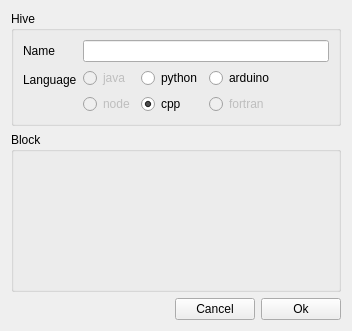
Old version of the form BiiDesigns/newHive.ui in the repository jvgomez/guiicode.
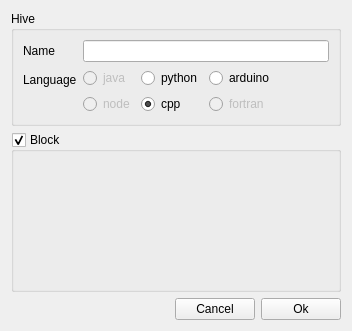
New version of the form.

The edit to the form file:
```diff
--- a/BiiDesigns/newHive.ui
+++ b/BiiDesigns/newHive.ui
@@ -136,10 +136,10 @@
       <bool>true</bool>
      </property>
      <property name="checkable">
-      <bool>false</bool>
+      <bool>true</bool>
      </property>
      <property name="checked">
-      <bool>false</bool>
+      <bool>true</bool>
      </property>
      <layout class="QVBoxLayout" name="groupBlockLayout"/>
     </widget>
```
